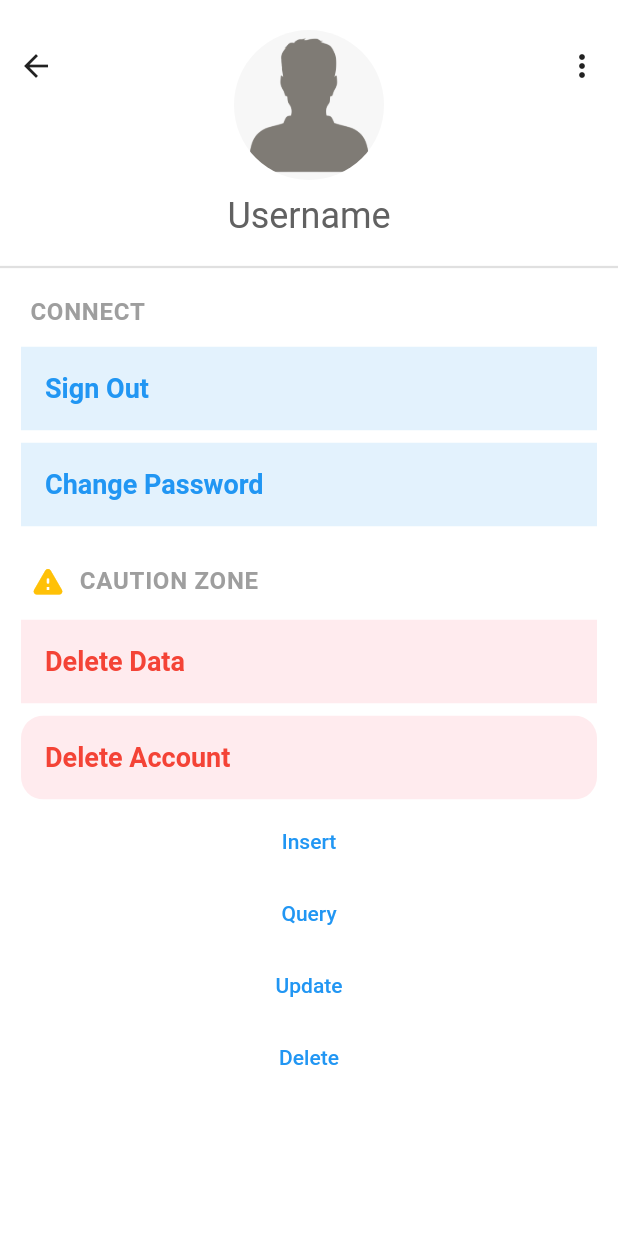
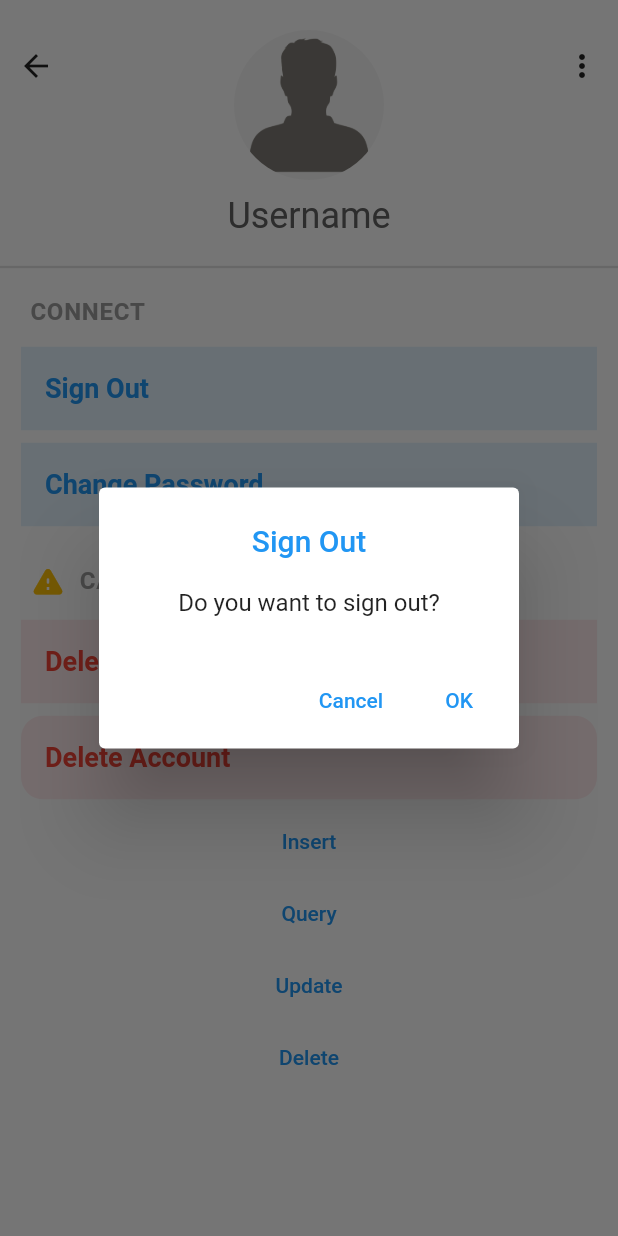
Before and after one commit to CongPhiNguyen/focusAssist, a Flutter app: the AccountSettingScreen screen opened directly, after a tap on "Sign Out", on a phone screen of 412 x 824 dp. Run offline on Flutter 3.47's test engine with Material 2 defaults, Android fonts, the phone set to English and light mode, and no system bars; our stand-ins replace curved_navigation_bar, flutter_local_notifications, flutter_native_timezone, fluttertoast, image_picker, pie_chart and 6 more; missing offline and left inert: flutter_config; accounts and stored records are empty.

Commit message:
update account setting screen

```diff
--- a/focus_assist/lib/pages/account_setting_screen.dart
+++ b/focus_assist/lib/pages/account_setting_screen.dart
@@ -6,6 +6,7 @@ import 'package:flutter/material.dart';
 import 'package:focus_assist/classes/DbProvider.dart';
 import 'package:image_picker/image_picker.dart';
 import 'package:sqflite/sqflite.dart';
+import 'package:focus_assist/pages/login/screen/welcome_screen.dart';
 
 class AccountSettingScreen extends StatefulWidget {
   @override
@@ -186,7 +187,9 @@ class _AccountSettingScreenState extends State<AccountSettingScreen> {
                       shape: RoundedRectangleBorder(),
                       elevation: 0.0,
                       child: ListTile(
-                        onTap: () {},
+                        onTap: () {
+                          _showSignOutDialog(context);
+                        },
                         title: Text(
                           'Sign Out',
                           style: TextStyle(
@@ -496,7 +499,8 @@ class _AccountSettingScreenState extends State<AccountSettingScreen> {
             ),
           ),
         );
-        });
+      }
+    );
   }
 
   void _openCamera(BuildContext context) async {
@@ -561,4 +565,62 @@ class _AccountSettingScreenState extends State<AccountSettingScreen> {
   static String base64String(Uint8List data) {
     return base64Encode(data);
   }
+
+  _showSignOutDialog(BuildContext context) {
+    return showDialog(
+      context: context,
+      barrierDismissible: true,
+      builder: (BuildContext context) {
+        return AlertDialog(
+          title: Center(
+              child: Text(
+                'Sign Out',
+                style: TextStyle(color: Colors.blue),
+              )),
+          // content: SingleChildScrollView(
+          //   child: ListBody(
+          //     children: <Widget>[
+          //       // Divider(
+          //       //   height: 1,
+          //       //   color: Colors.blue,
+          //       // ),
+          //       SizedBox(
+          //         height: 20,
+          //         child: Text(
+          //           'Do you want to sign out?'
+          //         ),
+          //       ),
+          //     ],
+          //   ),
+          // ),
+          content: SingleChildScrollView(
+            child: Center(
+              child: Text(
+                  'Do you want to sign out?'
+              ),
+            ),
+          ),
+          actions: <Widget>[
+            TextButton(
+              child: Text('Cancel'),
+              onPressed: () {
+                Navigator.pop(context);
+              },
+            ),
+            TextButton(
+              child: Text('OK'),
+              onPressed: () {
+                Navigator.pop(context);
+                Navigator.pushReplacement(
+                  context,
+                  MaterialPageRoute(builder: (context) => WelcomeScreen()),
+                );
+              },
+            ),
+          ],
+        );
+      },
+    );
   }
+
+}
```
Also changed, not shown: focus_assist/pubspec.lock. Lines whose indentation alone changed are shown as unchanged.
